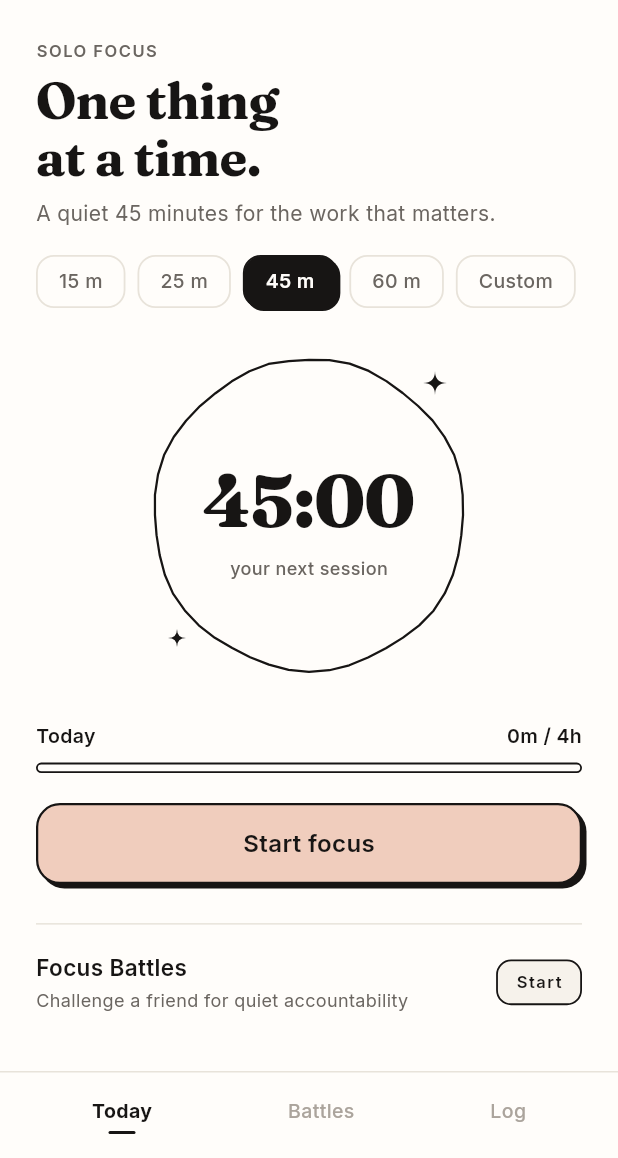
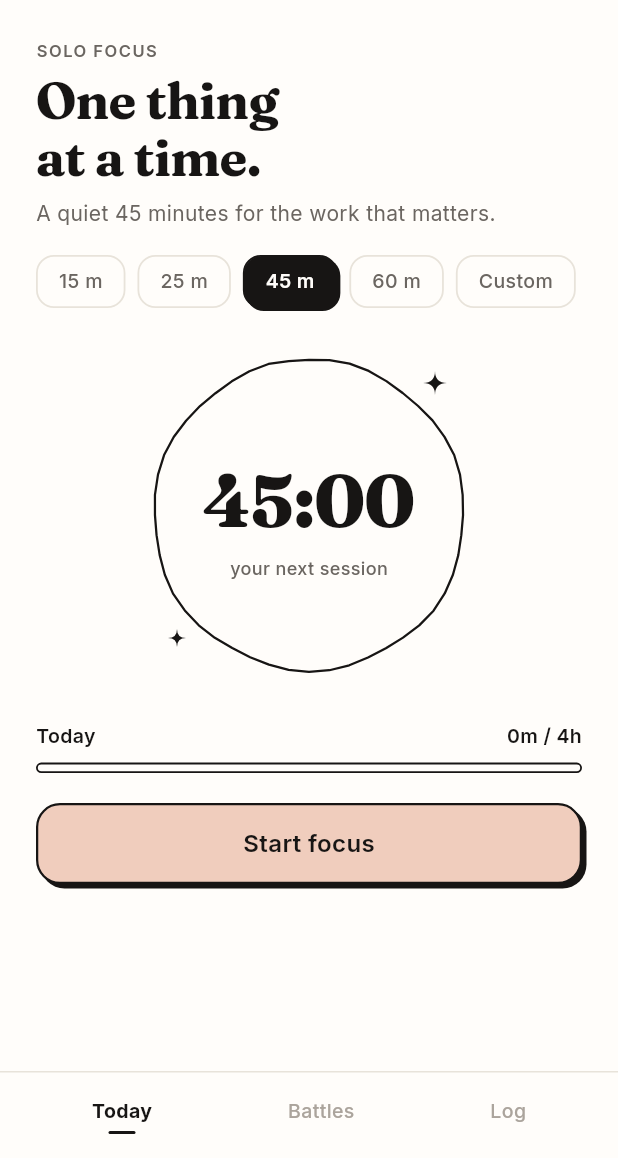
Before and after one commit to Abhaynegi1/Lock-In, a Flutter app: the screen it shows after launch, on a phone screen of 412 x 824 dp, the part 78-1236 px from its top. Run offline on Flutter 3.47's test engine with Material 3 defaults, Android fonts, the phone set to English and light mode, and no system bars; our stand-ins replace audioplayers, flutter_local_notifications, flutter_svg, google_fonts, google_sign_in, image_picker and 3 more; accounts and stored records are empty.

Commit message:
refactor(home): remove redundant Focus Battles section from Today screen

```diff
--- a/lib/screens/home_screen.dart
+++ b/lib/screens/home_screen.dart
@@ -33,12 +33,10 @@ class _HomeScreenState extends State<HomeScreen> {
       backgroundColor: AppTheme.background,
       body: IndexedStack(
         index: _currentTabIndex,
-        children: [
-          _TodayView(
-            onNavigateToTab: _onTabTapped,
-          ),
-          const BattlesScreen(),
-          const HistoryScreen(),
+        children: const [
+          _TodayView(),
+          BattlesScreen(),
+          HistoryScreen(),
         ],
       ),
       bottomNavigationBar: _QuietBottomNav(
@@ -51,14 +49,11 @@ class _HomeScreenState extends State<HomeScreen> {
 
 /// The Main "Today" Screen
 class _TodayView extends StatelessWidget {
-  final ValueChanged<int> onNavigateToTab;
-
-  const _TodayView({required this.onNavigateToTab});
+  const _TodayView();
 
   @override
   Widget build(BuildContext context) {
     final provider = context.watch<TimerProvider>();
-    final featuredBattle = provider.featuredBattle;
     final selectedMinutes = provider.selectedDurationMinutes;
 
     return SafeArea(
@@ -279,109 +274,7 @@ class _TodayView extends StatelessWidget {
               },
             ),
 
-            const SizedBox(height: 26),
-
-            // Thin divider before Current Battle
-            const Divider(color: AppTheme.inkFaint, thickness: 1),
-
-            const SizedBox(height: 18),
-
-            // Current Battle row (compact, calm, discoverable beneath thin divider)
-            if (featuredBattle != null)
-              InkWell(
-                onTap: () => onNavigateToTab(1), // Switch to Battles tab
-                splashColor: Colors.transparent,
-                highlightColor: Colors.transparent,
-                child: Row(
-                  children: [
-                    Expanded(
-                      child: Column(
-                        crossAxisAlignment: CrossAxisAlignment.start,
-                        children: [
-                          Text(
-                            'Battle with ${featuredBattle.opponentName}',
-                            style: AppTheme.sansBody(
-                              fontSize: 15,
-                              fontWeight: FontWeight.w600,
-                              color: AppTheme.ink,
-                            ),
-                          ),
-                          const SizedBox(height: 3),
-                          Text(
-                            featuredBattle.isUserAhead
-                                ? "You're ahead · ${featuredBattle.endsIn}"
-                                : "Behind by ${(featuredBattle.opponentMinutes - featuredBattle.userMinutes)}m · ${featuredBattle.endsIn}",
-                            style: AppTheme.sansBody(
-                              fontSize: 12,
-                              color: AppTheme.inkMuted,
-                            ),
-                          ),
-                        ],
-                      ),
-                    ),
-                    Text(
-                      featuredBattle.scoreComparison,
-                      style: AppTheme.serifHeading(
-                        fontSize: 22,
-                        fontWeight: FontWeight.w700,
-                      ),
-                    ),
-                  ],
-                ),
-              )
-            else
-              InkWell(
-                onTap: () => onNavigateToTab(1),
-                splashColor: Colors.transparent,
-                highlightColor: Colors.transparent,
-                child: Row(
-                  children: [
-                    Expanded(
-                      child: Column(
-                        crossAxisAlignment: CrossAxisAlignment.start,
-                        children: [
-                          Text(
-                            'Focus Battles',
-                            style: AppTheme.sansBody(
-                              fontSize: 15,
-                              fontWeight: FontWeight.w600,
-                              color: AppTheme.ink,
-                            ),
-                          ),
-                          const SizedBox(height: 3),
-                          Text(
-                            'Challenge a friend for quiet accountability',
-                            style: AppTheme.sansBody(
-                              fontSize: 12,
-                              color: AppTheme.inkMuted,
-                            ),
-                          ),
-                        ],
-                      ),
-                    ),
-                    Container(
-                      padding: const EdgeInsets.symmetric(
-                        horizontal: 12,
-                        vertical: 6,
-                      ),
-                      decoration: BoxDecoration(
-                        color: AppTheme.sand,
-                        borderRadius: BorderRadius.circular(10),
-                        border: Border.all(color: AppTheme.ink, width: 1.2),
-                      ),
-                      child: Text(
-                        'Start',
-                        style: AppTheme.sansLabel(
-                          fontSize: 11,
-                          color: AppTheme.ink,
-                        ),
-                      ),
-                    ),
-                  ],
-                ),
-              ),
-
-            const SizedBox(height: 16),
+            const SizedBox(height: 24),
           ],
         ),
       ),
```
